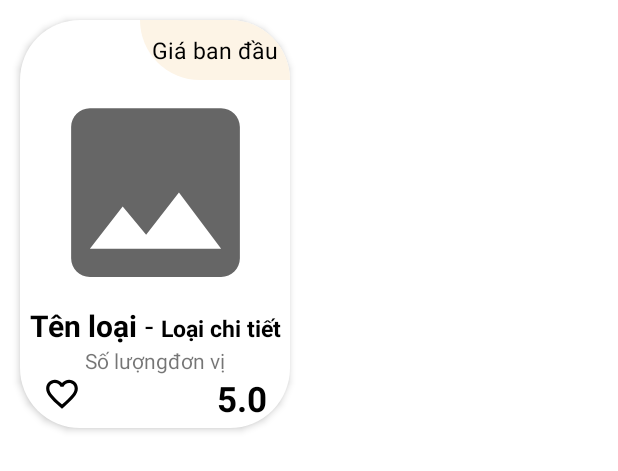
After one commit to dainie17/D-n-1, an Android app: the layout item_san_pham_moi.xml on its own in the app's theme, with its tools: preview values and no code run, on a phone screen of 412 x 824 dp. The commit adds this screen. Shown: the top 471 px of the screen. Run offline under Robolectric (Android 15) with nearby library versions, the phone set to English and light mode, and no system bars.

Commit message:
Hiện thị sản phẩm

```diff
--- /dev/null
+++ b/app/src/main/res/drawable/background_gia_ban_dau.xml
@@ -0,0 +1,13 @@
+<?xml version="1.0" encoding="utf-8"?>
+<selector xmlns:android="http://schemas.android.com/apk/res/android">
+    <item>
+
+        <shape android:shape="rectangle">
+
+            <solid android:color="#FDF4E6"/>
+            <corners android:topRightRadius="40dp" android:bottomLeftRadius="40dp"/>
+
+        </shape>
+
+    </item>
+</selector>
--- /dev/null
+++ b/app/src/main/res/drawable/background_item_spmoi.xml
@@ -0,0 +1,15 @@
+<?xml version="1.0" encoding="utf-8"?>
+<selector xmlns:android="http://schemas.android.com/apk/res/android">
+
+    <item>
+
+        <shape android:shape="rectangle">
+
+            <solid android:color="@color/white"/>
+            <corners android:radius="40dp"/>
+
+        </shape>
+
+    </item>
+
+</selector>
--- a/app/src/main/res/layout/activity_fragment_home.xml
+++ b/app/src/main/res/layout/activity_fragment_home.xml
@@ -95,6 +95,8 @@
         android:gravity="center"
         android:orientation="horizontal"
         android:weightSum="2"
+        app:layout_constraintEnd_toEndOf="parent"
+        app:layout_constraintStart_toStartOf="parent"
         app:layout_constraintTop_toBottomOf="@+id/rccv_LoaiSanPham">
 
         <TextView
@@ -116,8 +118,11 @@
     </LinearLayout>
 
     <androidx.recyclerview.widget.RecyclerView
+        android:id="@+id/rscv_SanPhamMoiNhat"
         android:layout_width="match_parent"
         android:layout_height="wrap_content"
+        app:layout_constraintEnd_toEndOf="parent"
+        app:layout_constraintStart_toStartOf="parent"
         app:layout_constraintTop_toBottomOf="@+id/linearLayout4" />
 
 </androidx.constraintlayout.widget.ConstraintLayout>
--- /dev/null
+++ b/app/src/main/res/layout/item_san_pham_moi.xml
@@ -0,0 +1,150 @@
+<?xml version="1.0" encoding="utf-8"?>
+<androidx.constraintlayout.widget.ConstraintLayout xmlns:android="http://schemas.android.com/apk/res/android"
+    xmlns:app="http://schemas.android.com/apk/res-auto"
+    android:id="@+id/ItemSanPham"
+    android:layout_margin="13dp"
+    android:layout_width="180dp"
+    android:layout_height="wrap_content"
+    android:elevation="3dp"
+    android:background="@drawable/background_item_spmoi">
+
+    <LinearLayout
+        android:id="@+id/linearLayout6"
+        android:layout_width="100dp"
+        android:layout_height="40dp"
+        android:background="@drawable/background_gia_ban_dau"
+        android:gravity="center"
+        app:layout_constraintEnd_toEndOf="parent"
+        app:layout_constraintTop_toTopOf="parent">
+
+        <TextView
+            android:id="@+id/txt_GiaBanDau"
+            android:layout_width="wrap_content"
+            android:layout_height="wrap_content"
+            android:textColor="@color/black"
+            android:textSize="15sp"
+            android:text="Giá ban đầu" />
+
+    </LinearLayout>
+
+    <ImageView
+        android:id="@+id/img_AnhSanPham1"
+        android:layout_width="150dp"
+        android:layout_height="150dp"
+        android:src="@drawable/ic_baseline_image_24"
+        app:layout_constraintEnd_toEndOf="parent"
+        app:layout_constraintStart_toStartOf="parent"
+        app:layout_constraintTop_toBottomOf="@+id/linearLayout6" />
+
+    <LinearLayout
+        android:id="@+id/linearLayout7"
+        android:orientation="horizontal"
+        android:layout_width="wrap_content"
+        android:layout_height="wrap_content"
+        app:layout_constraintEnd_toEndOf="parent"
+        app:layout_constraintStart_toStartOf="parent"
+        app:layout_constraintTop_toBottomOf="@+id/img_AnhSanPham1">
+
+        <TextView
+            android:id="@+id/txt_TenLoai"
+            android:layout_width="wrap_content"
+            android:layout_height="wrap_content"
+            android:text="Tên loại"
+            android:textColor="@color/black"
+            android:textSize="20sp"
+            android:textStyle="bold" />
+
+        <TextView
+            android:layout_width="wrap_content"
+            android:layout_height="wrap_content"
+            android:layout_marginLeft="5dp"
+            android:layout_marginRight="5dp"
+            android:text="-"
+            android:textColor="@color/black"
+            android:textSize="20sp" />
+
+        <TextView
+            android:id="@+id/txt_LoaiChiTiet"
+            android:layout_width="wrap_content"
+            android:layout_height="wrap_content"
+            android:text="Loại chi tiết"
+            android:textColor="@color/black"
+            android:textSize="15sp"
+            android:textStyle="bold" />
+
+    </LinearLayout>
+
+    <LinearLayout
+        android:id="@+id/linearLayout9"
+        android:layout_width="wrap_content"
+        android:layout_height="wrap_content"
+        android:orientation="horizontal"
+        app:layout_constraintEnd_toEndOf="parent"
+        app:layout_constraintStart_toStartOf="parent"
+        app:layout_constraintTop_toBottomOf="@+id/linearLayout7">
+
+        <TextView
+            android:id="@+id/txt_SoLuong"
+            android:layout_width="wrap_content"
+            android:layout_height="wrap_content"
+            android:text="Số lượng" />
+
+        <TextView
+            android:id="@+id/txt_DonVi"
+            android:layout_width="wrap_content"
+            android:layout_height="wrap_content"
+            android:text="đơn vị" />
+
+    </LinearLayout>
+
+    <LinearLayout
+        android:layout_width="match_parent"
+        android:layout_height="wrap_content"
+        android:orientation="horizontal"
+        android:layout_marginBottom="10dp"
+        android:layout_marginLeft="15dp"
+        android:layout_marginRight="15dp"
+        app:layout_constraintBottom_toBottomOf="parent"
+        app:layout_constraintEnd_toEndOf="parent"
+        app:layout_constraintStart_toStartOf="parent"
+        app:layout_constraintTop_toBottomOf="@+id/linearLayout9"
+        android:weightSum="2">
+
+        <LinearLayout
+            android:orientation="horizontal"
+            android:layout_weight="1"
+            android:layout_width="0dp"
+            android:layout_height="wrap_content">
+
+            <ImageView
+                android:id="@+id/img_YeuThich"
+                android:layout_gravity="left"
+                android:layout_width="25dp"
+                android:layout_height="25dp"
+                android:src="@drawable/ic_baseline_favorite_border_24"
+                app:tint="@color/black" />
+
+        </LinearLayout>
+
+        <LinearLayout
+            android:orientation="horizontal"
+            android:layout_weight="1"
+            android:layout_width="0dp"
+            android:layout_height="25dp"
+            android:gravity="center|right">
+
+            <TextView
+                android:id="@+id/txt_DanhGia"
+                android:layout_gravity="bottom"
+                android:layout_width="wrap_content"
+                android:layout_height="wrap_content"
+                android:textSize="23sp"
+                android:textStyle="bold"
+                android:textColor="@color/black"
+                android:text="5.0"/>
+
+        </LinearLayout>
+
+    </LinearLayout>
+
+</androidx.constraintlayout.widget.ConstraintLayout>
```
Also changed, not shown: app/src/main/java/com/example/test_du_an_mau/Adapter/SanPhamMoiAdapter.java (added, +101 -0 lines), app/src/main/java/com/example/test_du_an_mau/Domian/SanPhamDomian.java (+11 -2 lines), app/src/main/java/com/example/test_du_an_mau/fragment/fragment_home.java (+67 -2 lines).
